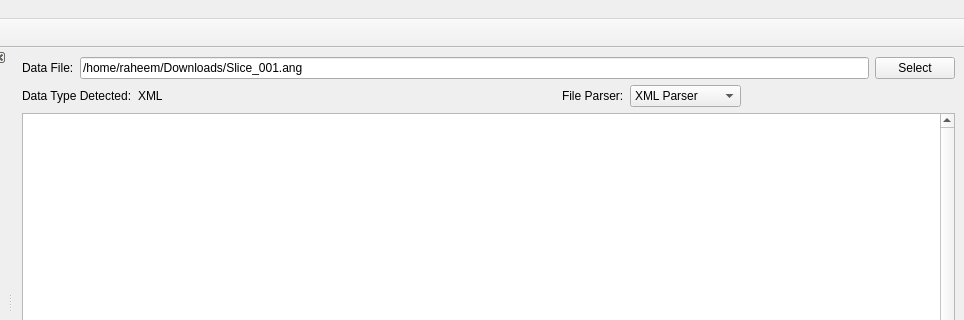
First picture: the form in mainwindow.ui, repository BlueQuartzSoftware/MetaForge, before the edit; both pictures show x 267 to 1231 and y 0 to 320 of the 1231 by 683 pixel window.
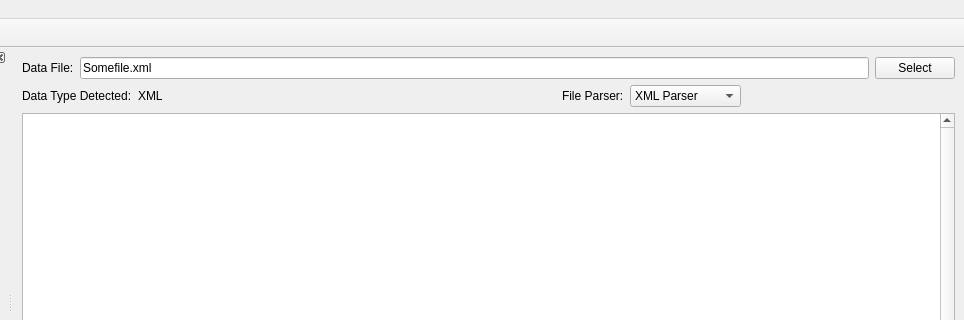
Second picture: the form after the edit.

Commit message: Changed the display file name to represent the toy data.

Patch:
```diff
--- a/mainwindow.ui
+++ b/mainwindow.ui
@@ -40,7 +40,7 @@
       <item>
        <widget class="QLineEdit" name="datafileLineEdit">
         <property name="text">
-         <string>/home/raheem/Downloads/Slice_001.ang</string>
+         <string>Somefile.xml</string>
         </property>
        </widget>
       </item>
```
